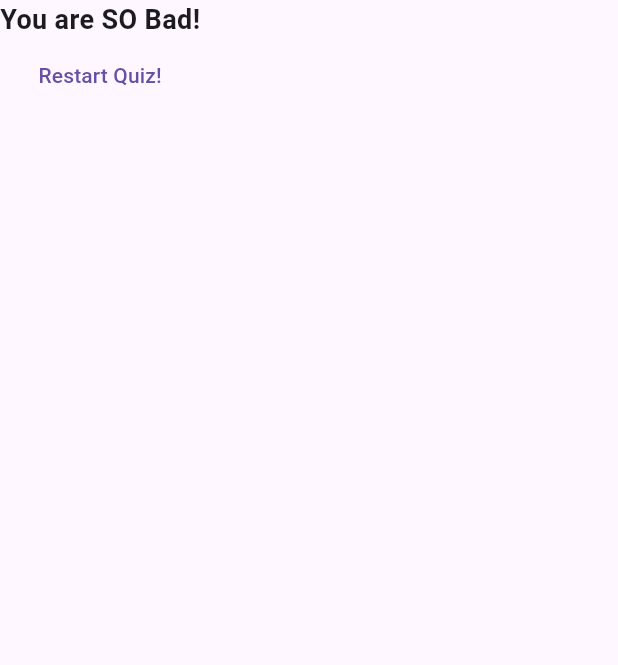
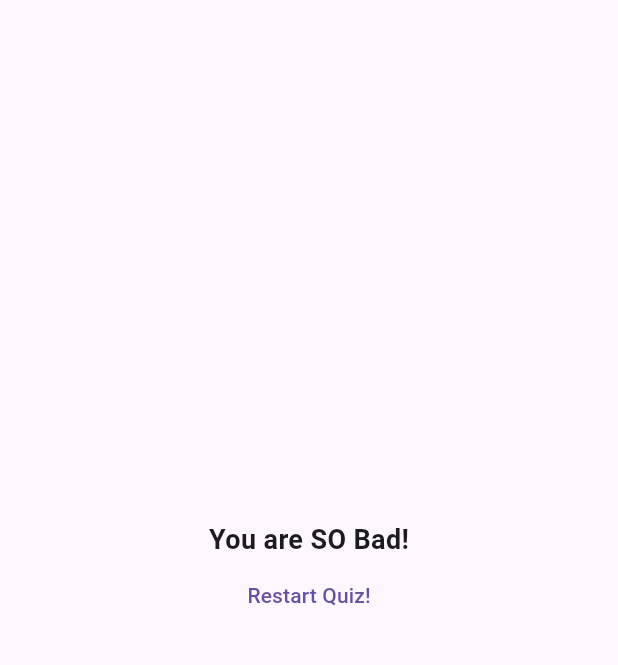
Before and after one commit to HamidAliSE/flutter_complete_guide, a Flutter app: the screen it shows after launch, after a tap on "Black", after a tap on "Snake", on a phone screen of 412 x 824 dp, the part 84-749 px from its top. Run offline on Flutter 3.47's test engine with Material 3 defaults, Android fonts, the phone set to English and light mode, and no system bars.

Commit message:
add: styling to quiz & result widgets

```diff
--- a/lib/quiz.dart
+++ b/lib/quiz.dart
@@ -17,7 +17,9 @@ class Quiz extends StatelessWidget {
 
   @override
   Widget build(BuildContext context) {
-    return Column(
+    return Center(
+      child: Column(
+        mainAxisAlignment: MainAxisAlignment.center,
         children: [
           Question(
             questionText: questions[questionIndex]['questionText'] as String,
@@ -30,6 +32,7 @@ class Quiz extends StatelessWidget {
                 );
               }),
         ],
+      ),
     );
   }
 }
--- a/lib/result.dart
+++ b/lib/result.dart
@@ -26,7 +26,9 @@ class Result extends StatelessWidget {
 
   @override
   Widget build(BuildContext context) {
-    return Column(
+    return Center(
+      child: Column(
+        mainAxisAlignment: MainAxisAlignment.center,
         children: [
           Text(
             resultPrompt,
@@ -34,6 +36,7 @@ class Result extends StatelessWidget {
           ),
           TextButton(onPressed: restartQuiz, child: Text('Restart Quiz!')),
         ],
+      ),
     );
   }
 }
```
Lines whose indentation alone changed are shown as unchanged.
